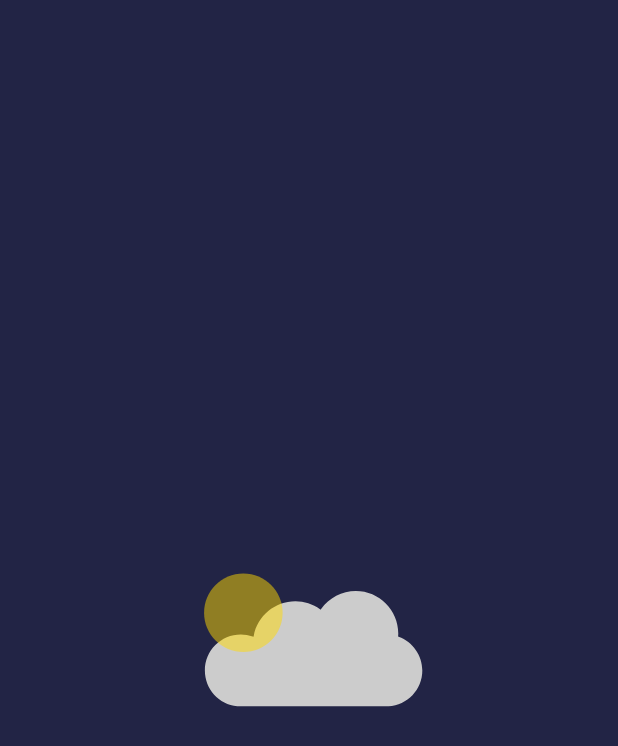
After one commit to ETK486/AndroidProject, an Android app: the layout activity_launch.xml on its own in the app's theme, with its tools: preview values and no code run, on a phone screen of 412 x 824 dp. The commit adds this screen. Shown: the top 746 px of the screen. Run offline under Robolectric (Android 15) with nearby library versions, the phone set to English and light mode, and no system bars.

Commit message:
Addition of launch activity

```diff
--- a/WeatherForecast/app/build.gradle.kts
+++ b/WeatherForecast/app/build.gradle.kts
@@ -18,7 +18,8 @@ android {
 
     buildTypes {
         release {
-            isMinifyEnabled = false
+            isMinifyEnabled = true
+            isShrinkResources=true
             proguardFiles(getDefaultProguardFile("proguard-android-optimize.txt"), "proguard-rules.pro")
         }
     }
@@ -30,7 +31,7 @@ android {
 
 
 dependencies {
-
+    implementation ("com.airbnb.android:lottie:4.2.0")
     implementation(libs.appcompat)
     implementation(libs.material)
     implementation(libs.activity)
--- /dev/null
+++ b/WeatherForecast/app/src/main/res/layout/activity_launch.xml
@@ -0,0 +1,25 @@
+<?xml version="1.0" encoding="utf-8"?>
+<RelativeLayout xmlns:android="http://schemas.android.com/apk/res/android"
+    xmlns:app="http://schemas.android.com/apk/res-auto"
+    xmlns:tools="http://schemas.android.com/tools"
+    android:id="@+id/main"
+    android:layout_width="match_parent"
+    android:layout_height="match_parent"
+    android:background="#222445"
+    tools:context=".LaunchActivity">
+
+    <com.airbnb.lottie.LottieAnimationView
+        android:id="@+id/lottieAnimationView2"
+        android:layout_width="match_parent"
+        android:layout_height="wrap_content"
+        android:layout_alignParentStart="true"
+        android:layout_alignParentTop="true"
+        android:layout_alignParentEnd="true"
+        android:layout_alignParentBottom="true"
+        app:lottie_autoPlay="true"
+        app:lottie_rawRes="@raw/startanim"
+        app:lottie_speed="3.5"
+        tools:ignore="MissingClass" />
+
+
+</RelativeLayout>
--- a/WeatherForecast/app/src/main/res/layout/activity_main.xml
+++ b/WeatherForecast/app/src/main/res/layout/activity_main.xml
@@ -84,6 +84,7 @@
         app:layout_constraintTop_toTopOf="parent"
         app:layout_constraintVertical_bias="0.638" />
 
+
     <com.google.android.material.floatingactionbutton.FloatingActionButton
         android:id="@+id/calcbutton"
         android:layout_width="wrap_content"
--- a/WeatherForecast/app/src/main/res/layout/activity_main2.xml
+++ b/WeatherForecast/app/src/main/res/layout/activity_main2.xml
@@ -17,7 +17,6 @@
         android:fontFamily="serif-monospace"
         android:gravity="center"
         android:layerType="hardware"
-        android:text="TextView"
         android:textSize="20sp"
         android:textStyle="bold"
         app:layout_constraintBottom_toBottomOf="parent"
```
Also changed, not shown: WeatherForecast/app/src/main/AndroidManifest.xml (+19 -14 lines), WeatherForecast/app/src/main/java/com/example/weatherforecast/LaunchActivity.java (added, +54 -0 lines), WeatherForecast/app/src/main/res/raw/startanim.json (added, +1 -0 lines).
